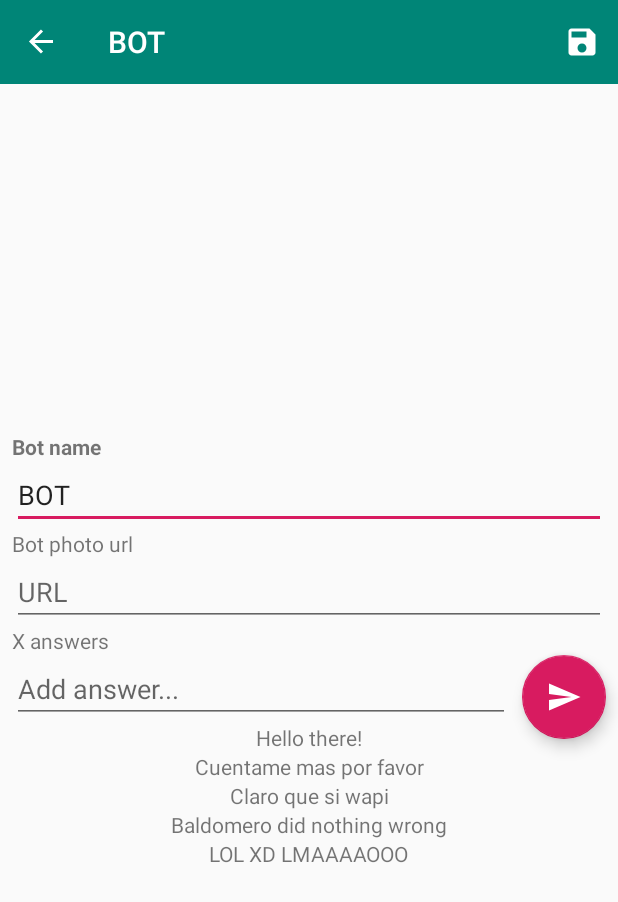
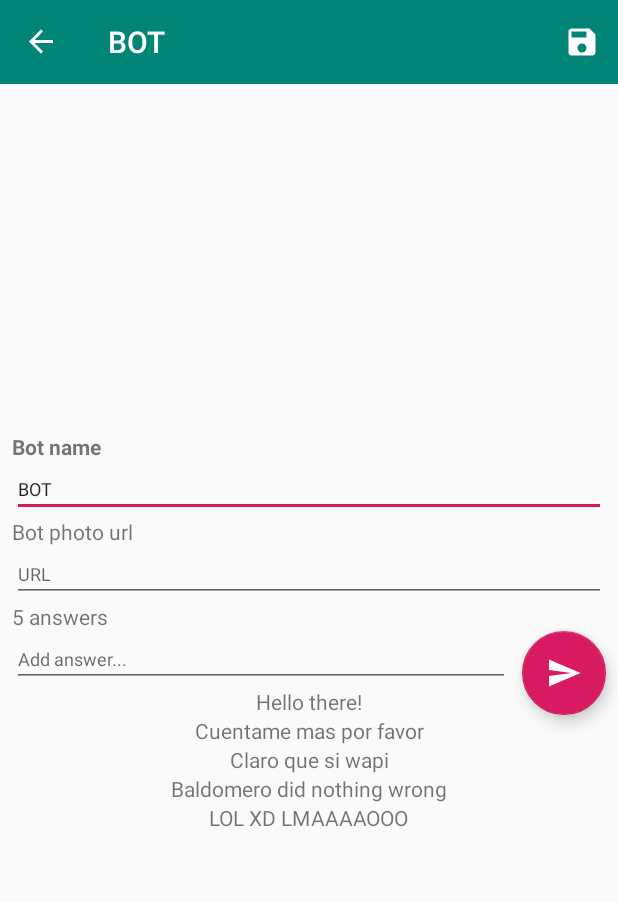
Before and after one commit to Rickpedrosa/botchatdemo, an Android app: the ProfileFragment screen opened through its navigation route, on a phone screen of 412 x 824 dp. Shown: the top 902 px of the screen. Run offline under Robolectric (Android 15) with nearby library versions, the phone set to English and light mode, and no system bars; our stand-ins replace Picasso, Room's generated code, data binding, navigation-ui.

```diff
--- a/app/src/main/java/com/example/ricardopedrosarecupandroid/ui/fragment_profile/ProfileFragment.java
+++ b/app/src/main/java/com/example/ricardopedrosarecupandroid/ui/fragment_profile/ProfileFragment.java
@@ -18,7 +18,6 @@ import androidx.annotation.Nullable;
 import androidx.appcompat.app.AppCompatActivity;
 import androidx.databinding.DataBindingUtil;
 import androidx.fragment.app.Fragment;
-import androidx.lifecycle.Observer;
 import androidx.lifecycle.ViewModelProviders;
 import androidx.navigation.NavController;
 import androidx.navigation.fragment.NavHostFragment;
@@ -41,7 +40,6 @@ import java.io.FileNotFoundException;
 import java.io.FileOutputStream;
 import java.io.IOException;
 import java.io.InputStreamReader;
-import java.util.List;
 import java.util.Objects;
 
 public class ProfileFragment extends Fragment {
@@ -77,6 +75,7 @@ public class ProfileFragment extends Fragment {
             if (TextUtils.isEmpty(b.txtName.getText().toString())) {
                 b.txtName.setText(requireContext().getString(R.string.bot_default_name));
                 setToolbarTitle(requireContext().getString(R.string.bot_default_name));
+                setBotImage();
             } else {
                 setToolbarTitle(b.txtName.getText().toString());
                 setBotImage();
@@ -112,7 +111,6 @@ public class ProfileFragment extends Fragment {
                 false
         ));
         b.listAnswers.setItemAnimator(new DefaultItemAnimator());
-        //b.listAnswers.setNestedScrollingEnabled(false);
         b.listAnswers.setAdapter(listAdapter);
     }
 
@@ -192,7 +190,11 @@ public class ProfileFragment extends Fragment {
     }
 
     private void observeData() {
-        viewModel.getBotValues().observe(this, strings -> listAdapter.submitList(strings));
+        viewModel.getBotValues().observe(this, strings -> {
+            listAdapter.submitList(strings);
+            b.lblBotAnswers.setText(getResources().getString(R.string.count_answers,
+                    String.valueOf(strings.size())));
+        });
     }
 
     private void addBotMessage() {
--- a/app/src/main/java/com/example/ricardopedrosarecupandroid/ui/main/MainActivityViewModel.java
+++ b/app/src/main/java/com/example/ricardopedrosarecupandroid/ui/main/MainActivityViewModel.java
@@ -26,7 +26,7 @@ public class MainActivityViewModel extends AndroidViewModel {
     private final LiveData<String> favIconPositionPreference;
     private MutableLiveData<Boolean> recyclerPosition = new MutableLiveData<>();
 
-    public MainActivityViewModel(@NonNull Application application, AppDatabase database) {
+    MainActivityViewModel(@NonNull Application application, AppDatabase database) {
         super(application);
         this.repo = new RepositoryImpl(database.messagesDao(), database.liveChatDao());
         saveMessagePreference = new SharedPreferencesStringLiveData(
--- a/app/src/main/res/layout/fragment_profile.xml
+++ b/app/src/main/res/layout/fragment_profile.xml
@@ -35,6 +35,7 @@
         <EditText
             android:id="@+id/txtName"
             android:layout_width="0dp"
+            android:textSize="12sp"
             android:layout_height="wrap_content"
             android:layout_marginStart="8dp"
             android:layout_marginEnd="8dp"
@@ -67,6 +68,7 @@
             android:layout_marginEnd="8dp"
             android:ems="10"
             android:hint="URL"
+            android:textSize="12sp"
             app:layout_constraintEnd_toEndOf="parent"
             app:layout_constraintStart_toStartOf="parent"
             app:layout_constraintTop_toBottomOf="@+id/lbl_bot_url" />
@@ -76,7 +78,7 @@
             android:layout_width="wrap_content"
             android:layout_height="wrap_content"
             android:layout_marginStart="8dp"
-            android:text="X answers"
+            android:text="@string/count_answers"
             app:layout_constraintStart_toStartOf="parent"
             app:layout_constraintTop_toBottomOf="@+id/txt_bot_url" />
 
@@ -88,11 +90,12 @@
             android:layout_marginEnd="8dp"
             android:ems="10"
             android:hint="Add answer..."
+            android:textSize="12sp"
             android:inputType="textPersonName"
+            app:layout_constraintBottom_toTopOf="@id/listAnswers"
             app:layout_constraintEnd_toStartOf="@+id/profile_fab_save_answer"
             app:layout_constraintStart_toStartOf="parent"
-            app:layout_constraintTop_toBottomOf="@+id/lbl_bot_answers"
-            app:layout_constraintBottom_toTopOf="@id/listAnswers"/>
+            app:layout_constraintTop_toBottomOf="@+id/lbl_bot_answers" />
 
         <com.google.android.material.floatingactionbutton.FloatingActionButton
             android:id="@+id/profile_fab_save_answer"
@@ -100,8 +103,8 @@
             android:layout_height="wrap_content"
             android:layout_marginEnd="8dp"
             android:clickable="true"
+            android:src="@drawable/ic_send_white_24dp"
             app:layout_constraintEnd_toEndOf="parent"
-            android:src="@drawable/ic_send_white_24dp"
             app:layout_constraintTop_toBottomOf="@+id/lbl_bot_answers"
             tools:srcCompat="@tools:sample/avatars" />
 
--- a/app/src/main/res/values/strings.xml
+++ b/app/src/main/res/values/strings.xml
@@ -8,4 +8,5 @@
     <string name="testing">POS LA VERDAD ES K HACE BUENA TARDE SJDHDJADADHAJDHAJDHAJDA</string>
     <string name="save_mnuprofile">Save</string>
     <string name="bot_default_name">BOT</string>
+    <string name="count_answers">%1$s answers</string>
 </resources>
```
